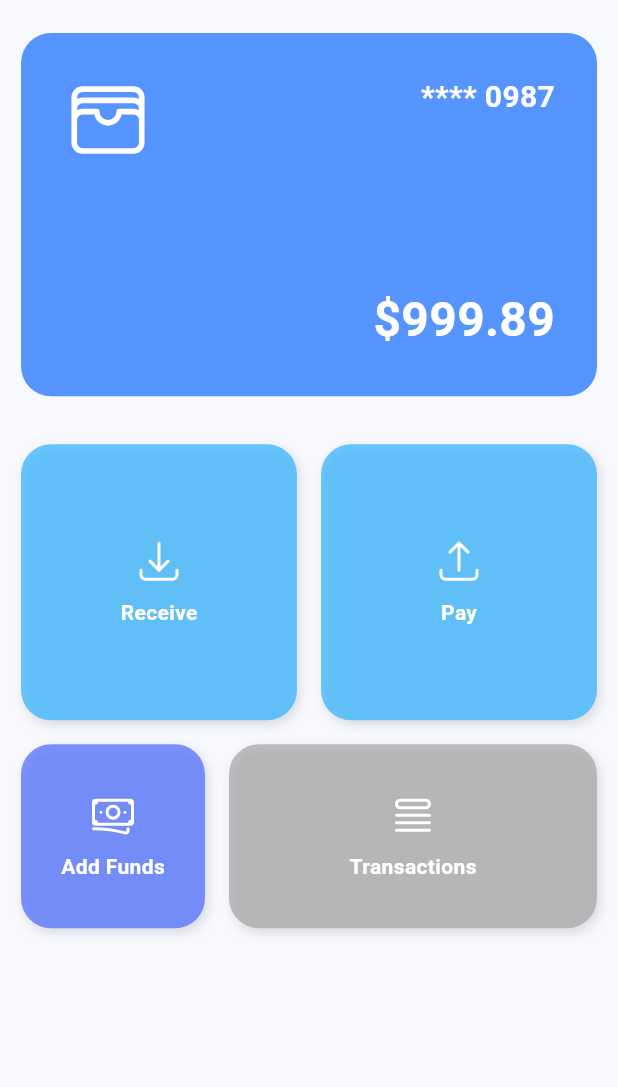
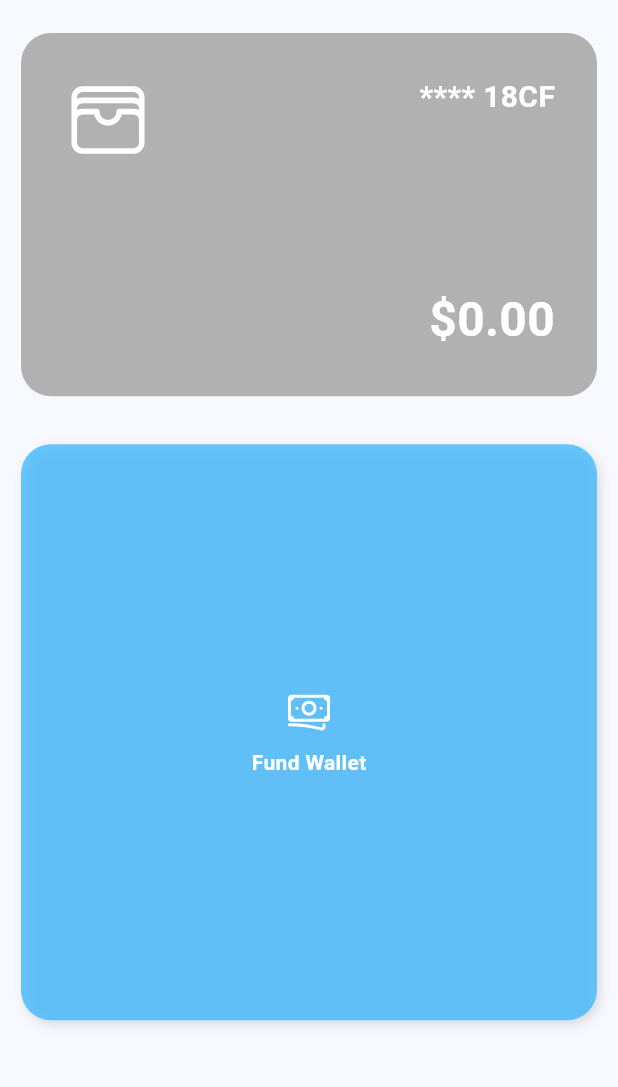
Before and after one commit to Erroders/w3pay, a Flutter app: the Homepage screen opened by its route, on a phone screen of 412 x 824 dp, the part 72-1159 px from its top. Run offline on Flutter 3.47's test engine with Material 3 defaults, Android fonts, the light colour scheme and no system bars; our stand-ins replace figma_squircle, flutter_svg, get, google_fonts, pretty_qr_code; missing offline and left inert: mobile_scanner.

Commit message:
Refactor wallet-related variables and add onFundWallet method

```diff
--- a/app/lib/components/wallet_card.dart
+++ b/app/lib/components/wallet_card.dart
@@ -4,9 +4,14 @@ import 'package:flutter_svg/svg.dart';
 
 class WalletCard extends StatefulWidget {
   final int? color;
+  final String address;
+  final double balance;
+
   const WalletCard({
     Key? key,
     this.color,
+    required this.address,
+    required this.balance,
   }) : super(key: key);
 
   @override
@@ -46,9 +51,9 @@ class _WalletCardState extends State<WalletCard> {
                   height: 60,
                   color: Colors.white,
                 ),
-                const Text(
-                  "**** 0987",
-                  style: TextStyle(
+                Text(
+                  "**** ${widget.address.substring(widget.address.length - 4).toUpperCase()}",
+                  style: const TextStyle(
                     color: Colors.white,
                     fontSize: 20,
                     fontWeight: FontWeight.bold,
@@ -56,12 +61,12 @@ class _WalletCardState extends State<WalletCard> {
                 ),
               ],
             ),
-            const Row(
+            Row(
               mainAxisAlignment: MainAxisAlignment.end,
               children: [
                 Text(
-                  "\$999.89",
-                  style: TextStyle(
+                  "\$${widget.balance.toStringAsFixed(2)}",
+                  style: const TextStyle(
                     color: Colors.white,
                     fontSize: 32,
                     fontWeight: FontWeight.bold,
--- a/app/lib/controllers/homepage.dart
+++ b/app/lib/controllers/homepage.dart
@@ -5,7 +5,13 @@ import 'package:mobile_scanner/mobile_scanner.dart';
 import 'package:pretty_qr_code/pretty_qr_code.dart';
 
 class HomepageController extends GetxController {
-  String walletAddress = "0x35c8a36820378c75Eb7792c4Ef411a9F8c5C18cF";
+  RxString walletAddress = "0x35c8a36820378c75Eb7792c4Ef411a9F8c5C18cF".obs;
+  RxBool walletCreated = false.obs;
+  RxDouble walletBalance = 0.0.obs;
+
+  HomepageController() {
+    //
+  }
 
   Future<void> onPay() async {
     String? address = await Get.bottomSheet(
@@ -111,7 +117,7 @@ class HomepageController extends GetxController {
               Padding(
                 padding: const EdgeInsets.all(20.0),
                 child: PrettyQrView.data(
-                  data: walletAddress,
+                  data: walletAddress.value,
                 ),
               ),
               const SizedBox(height: 20),
@@ -162,4 +168,8 @@ class HomepageController extends GetxController {
       ),
     );
   }
+
+  Future<void> onFundWallet() async {
+    walletCreated.value = true;
+  }
 }
--- a/app/lib/screens/homepage.dart
+++ b/app/lib/screens/homepage.dart
@@ -3,7 +3,7 @@ import 'package:ethpay/components/wallet_card.dart';
 import 'package:ethpay/constants.dart';
 import 'package:ethpay/controllers/homepage.dart';
 import 'package:flutter/material.dart';
-import 'package:get/instance_manager.dart';
+import 'package:get/get.dart';
 
 class Homepage extends StatefulWidget {
   static const String id = "/screens/homepage";
@@ -19,7 +19,8 @@ class _HomepageState extends State<Homepage> {
 
   @override
   Widget build(BuildContext context) {
-    return Scaffold(
+    return Obx(
+      () => Scaffold(
           extendBodyBehindAppBar: true,
           appBar: AppBar(
             leading: Padding(
@@ -66,11 +67,26 @@ class _HomepageState extends State<Homepage> {
                 child: Column(
                   mainAxisAlignment: MainAxisAlignment.spaceEvenly,
                   children: [
-                // SizedBox(height: kToolbarHeight * 2),
-                const WalletCard(),
-
+                    WalletCard(
+                      color: controller.walletCreated.isFalse
+                          ? GREY_COLOR_LIGHT
+                          : null,
+                      address: controller.walletAddress.value,
+                      balance: controller.walletBalance.value,
+                    ),
                     const SizedBox(height: 32),
-
+                    if (controller.walletCreated.isFalse)
+                      GestureDetector(
+                        onTap: () {
+                          controller.onFundWallet();
+                        },
+                        child: const BoxCard(
+                          text: 'Fund Wallet',
+                          icon: 'assets/svgs/add_funds.svg',
+                          color: PRIMARY_COLOR_1,
+                        ),
+                      ),
+                    if (controller.walletCreated.isTrue)
                       Row(
                         children: [
                           Expanded(
@@ -100,9 +116,9 @@ class _HomepageState extends State<Homepage> {
                           ),
                         ],
                       ),
-
+                    if (controller.walletCreated.isTrue)
                       const SizedBox(height: 16),
-
+                    if (controller.walletCreated.isTrue)
                       Row(
                         mainAxisAlignment: MainAxisAlignment.spaceEvenly,
                         mainAxisSize: MainAxisSize.max,
@@ -142,7 +158,7 @@ class _HomepageState extends State<Homepage> {
                 ),
               ),
             ),
-      ),
+          )),
     );
   }
 }
```
Lines whose indentation alone changed are shown as unchanged.
